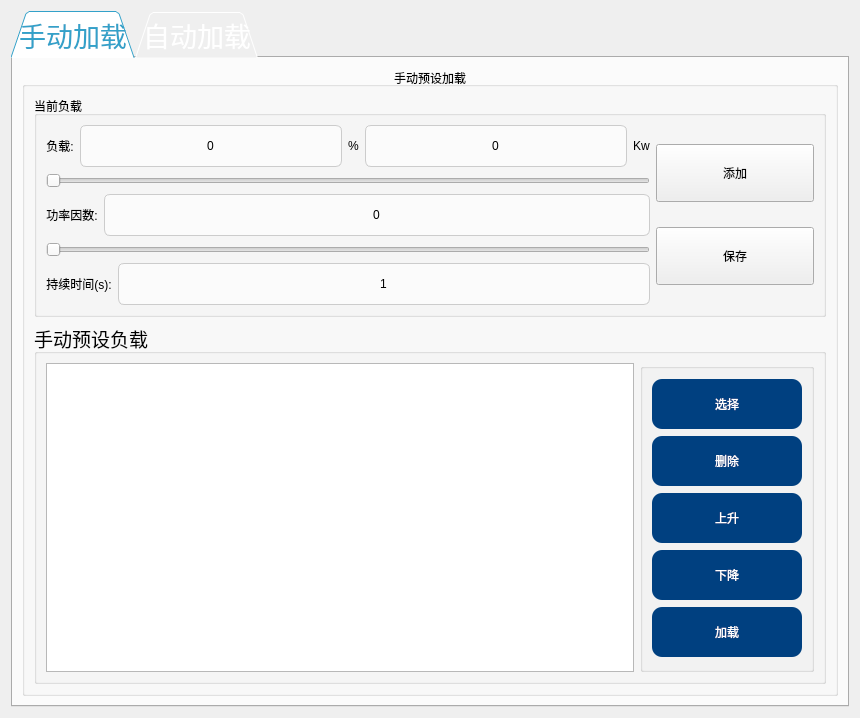
bjc123321/30KWZFDZZJCY, file App/Page/page1_fzsz.ui: the form before one commit.
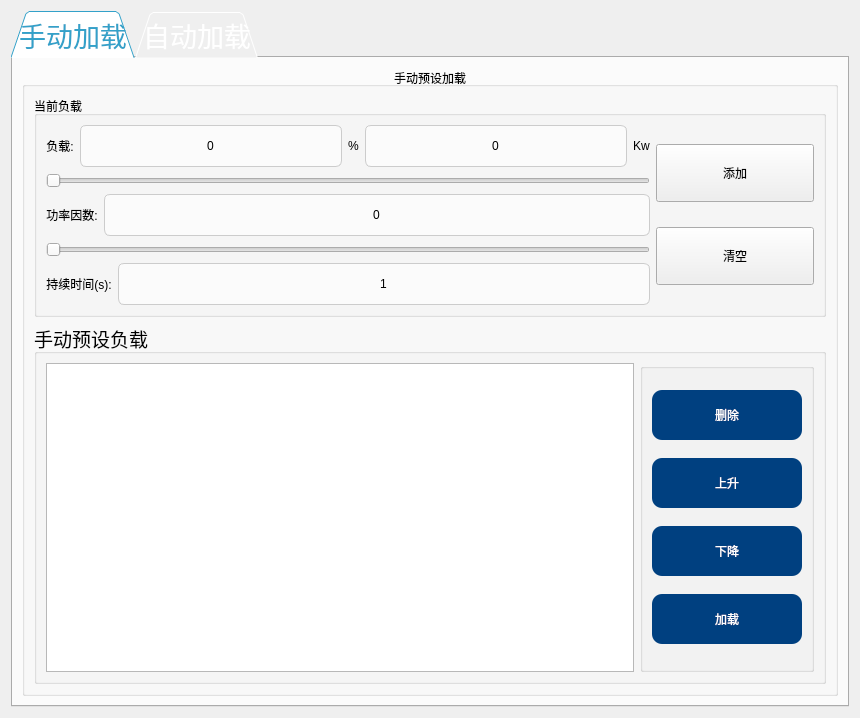
The form after the commit.

Patch:
```diff
--- a/App/Page/page1_fzsz.ui
+++ b/App/Page/page1_fzsz.ui
@@ -279,9 +279,9 @@
                 </widget>
                </item>
                <item>
-                <widget class="QPushButton" name="pushButton_3">
+                <widget class="QPushButton" name="pushButton">
                  <property name="text">
-                  <string>保存</string>
+                  <string>清空</string>
                  </property>
                 </widget>
                </item>
@@ -359,13 +359,6 @@
                <layout class="QHBoxLayout" name="horizontalLayout_16">
                 <item>
                  <layout class="QVBoxLayout" name="verticalLayout_8">
-                  <item>
-                   <widget class="QPushButton" name="pushButton">
-                    <property name="text">
-                     <string>选择</string>
-                    </property>
-                   </widget>
-                  </item>
                   <item>
                    <widget class="QPushButton" name="pushButton_12">
                     <property name="text">
```
